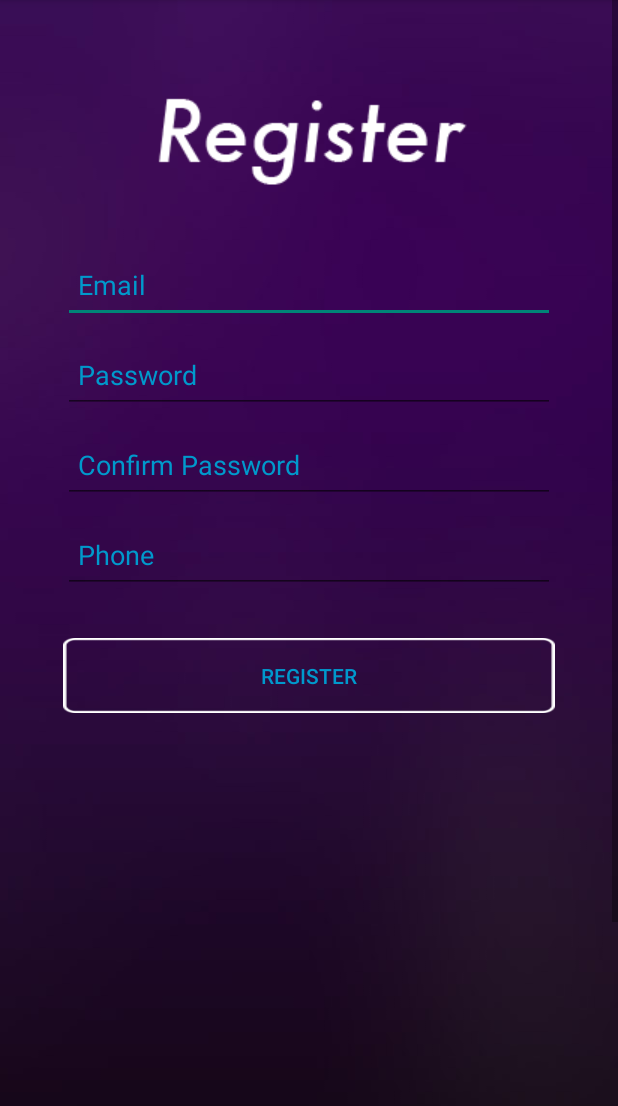
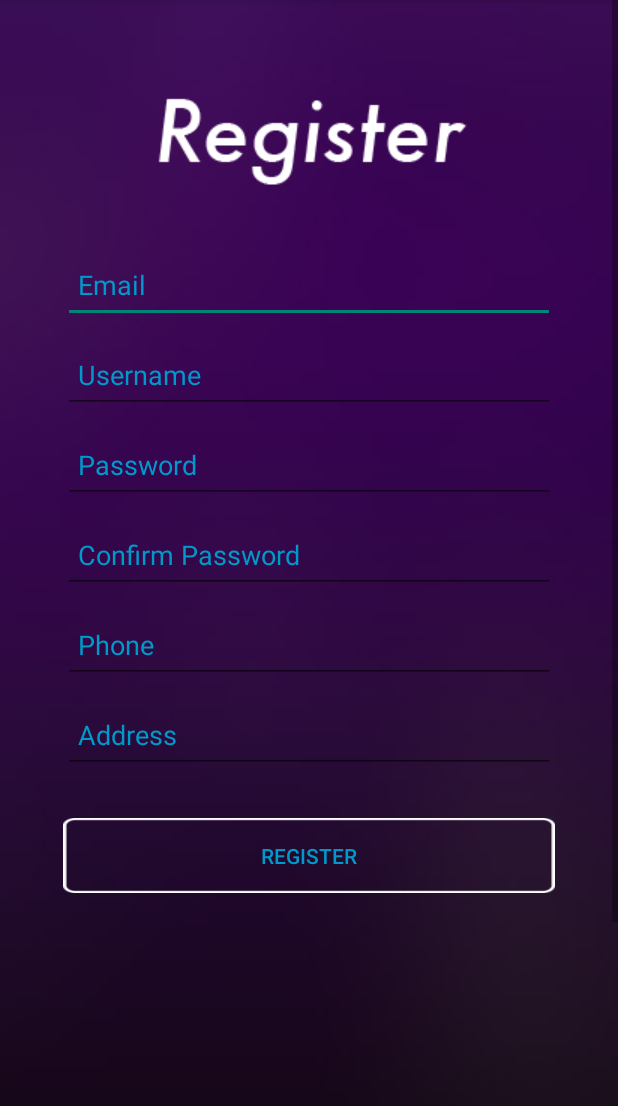
Before and after one commit to xingweicmu/Neighbor2you, an Android app: the RegisterActivity screen opened directly, with no data from a screen before it, on a phone screen of 412 x 824 dp, the part 84-1190 px from its top. Run offline under Robolectric (Android 15) with nearby library versions, the phone set to English and light mode, and no system bars; libraries missing offline, so code that uses them is left out: com.cmu.backend, com.google.api.client.

Commit message:
add username and address in register

```diff
--- a/app/src/main/res/layout/register.xml
+++ b/app/src/main/res/layout/register.xml
@@ -36,6 +36,16 @@
             android:layout_marginTop="25dp"
             android:layout_marginBottom="10dp"/>
 
+        <EditText
+            android:id="@+id/et_res_username"
+            android:layout_width="fill_parent"
+            android:layout_height="50dp"
+            android:hint="@string/Username"
+            android:textColor="@android:color/holo_blue_dark"
+            android:textColorHint="@android:color/holo_blue_dark"
+            android:inputType="textPassword"
+            android:layout_marginBottom="10dp"
+            android:paddingLeft="10dp" />
 
         <EditText
             android:id="@+id/et_res_Pwd"
@@ -68,6 +78,17 @@
             android:textColorHint="@android:color/holo_blue_dark"
             android:layout_marginBottom="10dp"
             android:paddingLeft="10dp" />
+        <EditText
+            android:id="@+id/et_res_address"
+            android:layout_width="fill_parent"
+            android:layout_height="50dp"
+            android:hint="@string/address"
+            android:textColor="@android:color/holo_blue_dark"
+            android:textColorHint="@android:color/holo_blue_dark"
+            android:inputType="textPassword"
+            android:layout_marginBottom="10dp"
+            android:paddingLeft="10dp" />
+
         <Button
             android:id="@+id/btn_register"
             android:layout_width="fill_parent"
```
